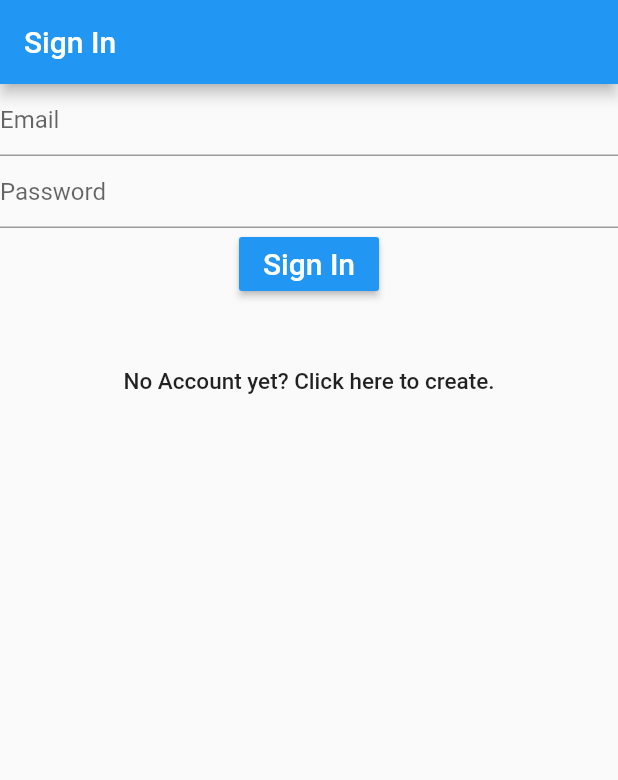
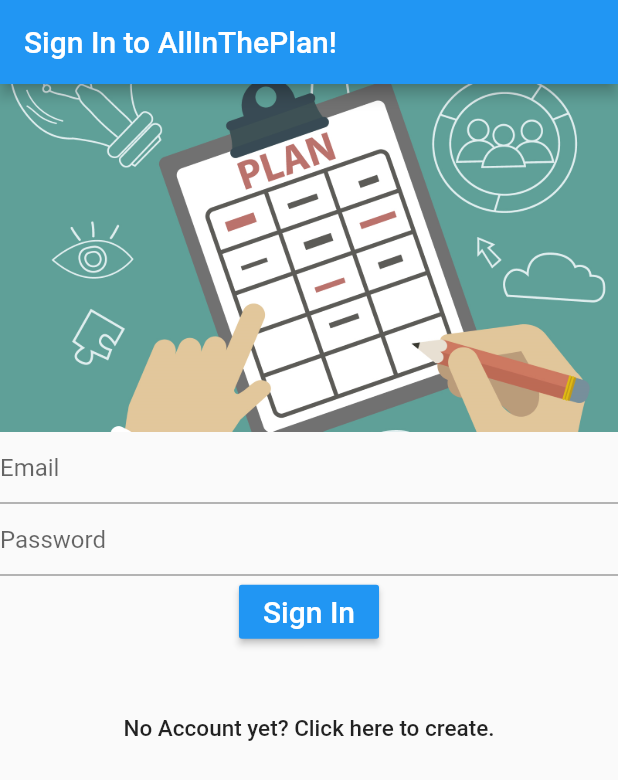
Before and after one commit to joncrg550/AllinthePlan, a Flutter app: the screen it shows after launch, on a phone screen of 412 x 824 dp. Shown: the top 780 px of the screen. Run offline on Flutter 3.47's test engine with Material 2 defaults, Android fonts, the phone set to English and light mode, and no system bars; our stand-ins replace cached_network_image, cloud_firestore, datetime_picker_formfield, firebase_auth, firebase_core, firebase_storage and 2 more; accounts and stored records are empty.

Commit message:
images/fonts imported

```diff
--- a/lib/screens/homescreen.dart
+++ b/lib/screens/homescreen.dart
@@ -69,6 +69,11 @@ class _HomeScreenState extends State<HomeScreen> {
         mainAxisAlignment: MainAxisAlignment.start,
         crossAxisAlignment: CrossAxisAlignment.stretch,
         children: <Widget>[
+           Container(
+                width: MediaQuery.of(context).size.width,
+                color: Colors.transparent,
+                child: Image.asset('images/homeScreen.jpg'),
+              ),
           RaisedButton(
               child: Text("Monthly Calendar"),
               onPressed: myController.monthlyCalendar),
--- a/lib/screens/signinscreen.dart
+++ b/lib/screens/signinscreen.dart
@@ -30,13 +30,18 @@ class _SignInState extends State<SignInScreen> {
   Widget build(BuildContext context) {
     return Scaffold(
       appBar: AppBar(
-        title: Text('Sign In'),
+        title: Text('Sign In to AllInThePlan!'),
       ),
       body: SingleChildScrollView(
         child: Form(
           key: formKey,
           child: Column(
             children: <Widget>[
+              Container(
+                width: MediaQuery.of(context).size.width,
+                color: Colors.transparent,
+                child: Image.asset('images/signInScreen.png'),
+              ),
               TextFormField(
                 decoration: InputDecoration(
                   hintText: 'Email',
```
Also changed, not shown: pubspec.yaml (+7 -7 lines), fonts/ShadowsIntoLight-Regular.ttf (added), images/homeScreen.jpg (added), images/signInScreen.png (added).
